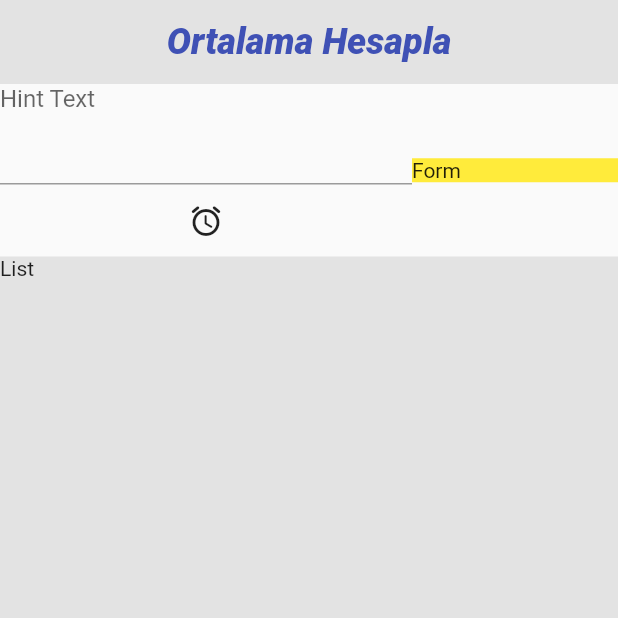
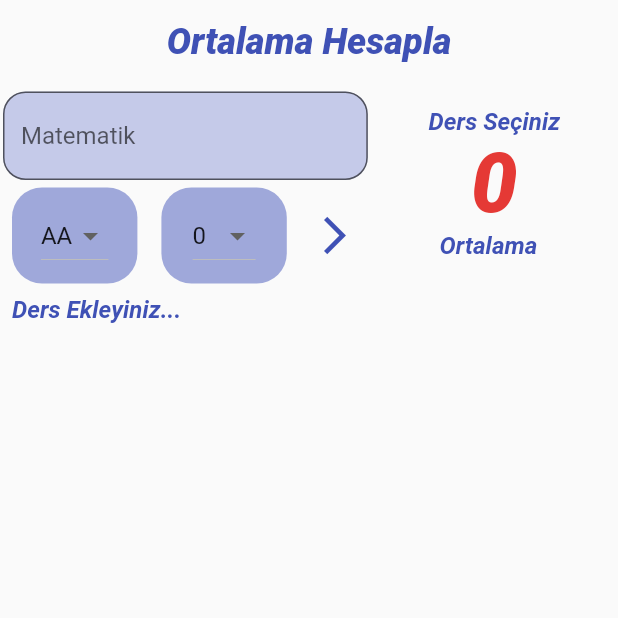
Before and after one commit to nursaharii/ortalama_hesap, a Flutter app: the screen it shows after launch, on a phone screen of 412 x 824 dp, the top half of it. Run offline on Flutter 3.47's test engine with Material 2 defaults, Android fonts, the light colour scheme and no system bars.

Commit message:
Uygulama tamamlandı. 291021

```diff
--- a/lib/contants/app_constants.dart
+++ b/lib/contants/app_constants.dart
@@ -16,4 +16,22 @@ class Sabitler {
       fontSize: 24,
       color: primaryCol,
       fontStyle: FontStyle.italic);
+  static BorderRadius border = BorderRadius.circular(15);
+
+  static final TextStyle dersStyle = TextStyle(
+      fontWeight: FontWeight.w600,
+      fontSize: 16,
+      color: primaryCol,
+      fontStyle: FontStyle.italic);
+  static final TextStyle ortalamaGecti = TextStyle(
+      overflow: TextOverflow.clip,
+      fontWeight: FontWeight.w900,
+      fontSize: 55,
+      color: Colors.green.shade900,
+      fontStyle: FontStyle.italic);
+  static final TextStyle ortalamaKaldi = TextStyle(
+      fontWeight: FontWeight.w900,
+      fontSize: 55,
+      color: Colors.red.shade600,
+      fontStyle: FontStyle.italic);
 }
--- /dev/null
+++ b/lib/helper/data_helper.dart
@@ -0,0 +1,72 @@
+import 'package:flutter/material.dart';
+import 'package:ortalama_hesap/model/ders.dart';
+
+class DataHelper {
+  static List<Ders> tumDersler = [];
+  static dersEkle(Ders ders) {
+    tumDersler.add(ders);
+  }
+
+  static List<String> _harfler() =>
+      ['AA', 'BA', 'BB', 'CB', 'CC', 'DC', 'DD', 'FF'];
+  static List<int> _tumKrediler() {
+    return List.generate(11, (index) => index).toList();
+  }
+
+  static ortalamaHesap() {
+    double toplamNot = 0;
+    double toplamKredi = 0;
+
+    for (var element in tumDersler) {
+      toplamNot = toplamNot + (element.kredi * element.puan);
+      toplamKredi += element.kredi;
+    }
+    return toplamNot / toplamKredi;
+  }
+
+  static double? _harfCevir(String harf) {
+    switch (harf) {
+      case 'AA':
+        return 4;
+
+      case 'BA':
+        return 3.5;
+
+      case 'BB':
+        return 3;
+
+      case 'CB':
+        return 2.5;
+
+      case 'CC':
+        return 2;
+
+      case 'DC':
+        return 1.5;
+
+      case 'DD':
+        return 1;
+      case 'FF':
+        return 0;
+      default:
+    }
+  }
+
+  static List<DropdownMenuItem<double>> tumDersHarfleri() {
+    return _harfler()
+        .map((e) => DropdownMenuItem(
+              child: Text(e),
+              value: _harfCevir(e),
+            ))
+        .toList();
+  }
+
+  static List<DropdownMenuItem<int>> tumKrediler() {
+    return _tumKrediler()
+        .map((e) => DropdownMenuItem(
+              child: Text('$e'),
+              value: e,
+            ))
+        .toList();
+  }
+}
--- a/lib/main.dart
+++ b/lib/main.dart
@@ -13,6 +13,7 @@ class MyApp extends StatelessWidget {
   @override
   Widget build(BuildContext context) {
     return MaterialApp(
+      debugShowCheckedModeBanner: false,
       title: 'Dinamik Ortalama Hesapla',
       theme: ThemeData(
         primarySwatch: Sabitler.primaryCol,
--- /dev/null
+++ b/lib/model/ders.dart
@@ -0,0 +1,16 @@
+class Ders {
+  final String ad;
+  final double puan;
+  final int kredi;
+  Ders({
+    required this.ad,
+    required this.puan,
+    required this.kredi,
+  });
+  @override
+  String toString() {
+    // ignore: todo
+    // TODO: implement toString
+    return '$ad , $puan , $kredi';
+  }
+}
--- /dev/null
+++ b/lib/widgets/ders_listesi.dart
@@ -0,0 +1,60 @@
+// ignore_for_file: prefer_const_constructors
+
+import 'package:flutter/material.dart';
+import 'package:ortalama_hesap/contants/app_constants.dart';
+import 'package:ortalama_hesap/helper/data_helper.dart';
+import 'package:ortalama_hesap/model/ders.dart';
+import 'dart:math' as math;
+
+class DersListesi extends StatelessWidget {
+  final Function onDismiss;
+  const DersListesi({required this.onDismiss, Key? key}) : super(key: key);
+
+  @override
+  Widget build(BuildContext context) {
+    List<Ders> tumDersler = DataHelper.tumDersler;
+    return tumDersler.isNotEmpty
+        ? ListView.builder(
+            itemCount: tumDersler.length,
+            itemBuilder: (context, index) {
+              return Dismissible(
+                key: UniqueKey(),
+                direction: DismissDirection.endToStart,
+                onDismissed: (a) {
+                  onDismiss(index);
+                },
+                child: Padding(
+                  padding: const EdgeInsets.all(8.0),
+                  child: Card(
+                    child: ListTile(
+                      title: Text(tumDersler[index].ad),
+                      leading: CircleAvatar(
+                        backgroundColor: Color.fromRGBO(
+                          math.Random().nextInt(255),
+                          math.Random().nextInt(255),
+                          math.Random().nextInt(255),
+                          0.4,
+                        ),
+                        child: Text(
+                          (tumDersler[index].kredi * tumDersler[index].puan)
+                              .toStringAsFixed(0),
+                          style: Sabitler.dersStyle,
+                        ),
+                      ),
+                      subtitle:
+                          Text('Kredi Değeri : ${tumDersler[index].kredi} '
+                              '\n'
+                              'Not Değeri : ${tumDersler[index].puan}'),
+                    ),
+                  ),
+                ),
+              );
+            })
+        : Container(
+            padding: EdgeInsets.all(8),
+            child: Text(
+              'Ders Ekleyiniz...',
+              style: Sabitler.dersStyle,
+            ));
+  }
+}
--- /dev/null
+++ b/lib/widgets/harf_sec.dart
@@ -0,0 +1,38 @@
+// ignore_for_file: prefer_const_constructors, prefer_const_constructors_in_immutables
+
+import 'package:flutter/material.dart';
+import 'package:ortalama_hesap/contants/app_constants.dart';
+import 'package:ortalama_hesap/helper/data_helper.dart';
+
+class HarfDegeri extends StatefulWidget {
+  final Function harfSecildi;
+  HarfDegeri({required this.harfSecildi, Key? key}) : super(key: key);
+
+  @override
+  _HarfDegeriState createState() => _HarfDegeriState();
+}
+
+class _HarfDegeriState extends State<HarfDegeri> {
+  double? ort = 4;
+  @override
+  Widget build(BuildContext context) {
+    return Container(
+      alignment: Alignment.center,
+      padding: EdgeInsets.all(8),
+      decoration: BoxDecoration(
+          color: Sabitler.primaryCol.shade200,
+          borderRadius: BorderRadius.circular(20)),
+      child: DropdownButton<double>(
+        value: ort,
+        onChanged: (deger) {
+          setState(() {
+            ort = deger;
+            widget.harfSecildi(ort);
+          });
+        },
+        // ignore: prefer_const_literals_to_create_immutables
+        items: DataHelper.tumDersHarfleri(),
+      ),
+    );
+  }
+}
--- /dev/null
+++ b/lib/widgets/kredi_sec.dart
@@ -0,0 +1,38 @@
+// ignore_for_file: prefer_const_constructors, prefer_const_constructors_in_immutables
+
+import 'package:flutter/material.dart';
+import 'package:ortalama_hesap/contants/app_constants.dart';
+import 'package:ortalama_hesap/helper/data_helper.dart';
+
+class KrediSec extends StatefulWidget {
+  final Function krediSecildi;
+  KrediSec({required this.krediSecildi, Key? key}) : super(key: key);
+
+  @override
+  _KrediSecState createState() => _KrediSecState();
+}
+
+class _KrediSecState extends State<KrediSec> {
+  int? kredi = 0;
+  @override
+  Widget build(BuildContext context) {
+    return Container(
+      alignment: Alignment.center,
+      padding: EdgeInsets.all(8),
+      decoration: BoxDecoration(
+          color: Sabitler.primaryCol.shade200,
+          borderRadius: BorderRadius.circular(20)),
+      child: DropdownButton<int>(
+        value: kredi,
+        onChanged: (deger) {
+          setState(() {
+            kredi = deger;
+            widget.krediSecildi(kredi);
+          });
+        },
+        // ignore: prefer_const_literals_to_create_immutables
+        items: DataHelper.tumKrediler(),
+      ),
+    );
+  }
+}
--- /dev/null
+++ b/lib/widgets/ortalama_goster.dart
@@ -0,0 +1,35 @@
+// ignore_for_file: prefer_const_literals_to_create_immutables, prefer_const_constructors
+
+import 'package:flutter/material.dart';
+import 'package:ortalama_hesap/contants/app_constants.dart';
+
+class OrtalamaGoster extends StatelessWidget {
+  final double ortalama;
+  final int dersSayisi;
+  const OrtalamaGoster(
+      {required this.ortalama, required this.dersSayisi, Key? key})
+      : super(key: key);
+
+  @override
+  Widget build(BuildContext context) {
+    return Column(
+      mainAxisAlignment: MainAxisAlignment.center,
+      crossAxisAlignment: CrossAxisAlignment.center,
+      children: [
+        Text(
+          dersSayisi > 0 ? '$dersSayisi Ders Girildi' : 'Ders Seçiniz',
+          style: Sabitler.dersStyle,
+        ),
+        Text(
+          ortalama > 0 ? ortalama.toStringAsFixed(2) : '0',
+          style:
+              ortalama >= 2.5 ? Sabitler.ortalamaGecti : Sabitler.ortalamaKaldi,
+        ),
+        Text(
+          'Ortalama  ',
+          style: Sabitler.dersStyle,
+        )
+      ],
+    );
+  }
+}
--- a/lib/widgets/ortalama_hesapla_page.dart
+++ b/lib/widgets/ortalama_hesapla_page.dart
@@ -1,6 +1,12 @@
 // ignore_for_file: prefer_const_constructors, prefer_const_constructors_in_immutables
 import 'package:flutter/material.dart';
 import 'package:ortalama_hesap/contants/app_constants.dart';
+import 'package:ortalama_hesap/helper/data_helper.dart';
+import 'package:ortalama_hesap/model/ders.dart';
+import 'package:ortalama_hesap/widgets/ders_listesi.dart';
+import 'package:ortalama_hesap/widgets/harf_sec.dart';
+import 'package:ortalama_hesap/widgets/kredi_sec.dart';
+import 'package:ortalama_hesap/widgets/ortalama_goster.dart';
 
 class OrtalamaHesaplaPage extends StatefulWidget {
   OrtalamaHesaplaPage({Key? key}) : super(key: key);
@@ -11,11 +17,16 @@ class OrtalamaHesaplaPage extends StatefulWidget {
 
 class _OrtalamaHesaplaPageState extends State<OrtalamaHesaplaPage> {
   var formKey = GlobalKey<FormState>();
+  double? ort = 4;
+  int? kredi = 0;
+  String girilenDers = '';
+
   @override
   Widget build(BuildContext context) {
     return Scaffold(
+        resizeToAvoidBottomInset: false,
         appBar: AppBar(
-          backgroundColor: Sabitler.randCol,
+          backgroundColor: Colors.transparent,
           elevation: 0,
           title: Center(
             child: Text(
@@ -31,24 +42,23 @@ class _OrtalamaHesaplaPageState extends State<OrtalamaHesaplaPage> {
             Row(
               children: [
                 Expanded(
-                  flex: 2,
-                  child: Container(
-                    child: _buildForm(),
-                  ),
+                  flex: 3,
+                  child: _buildForm(),
                 ),
                 Expanded(
-                  flex: 1,
-                  child: Container(
-                    child: Text('Form'),
-                    color: Colors.yellow,
-                  ),
+                  flex: 2,
+                  child: OrtalamaGoster(
+                      ortalama: DataHelper.ortalamaHesap(),
+                      dersSayisi: DataHelper.tumDersler.length),
                 ),
               ],
             ),
             Expanded(
-              child: Container(
-                child: Text('List'),
-                color: Sabitler.randCol,
+              child: DersListesi(
+                onDismiss: (index) {
+                  DataHelper.tumDersler.removeAt(index);
+                  setState(() {});
+                },
               ),
             )
           ],
@@ -60,15 +70,35 @@ class _OrtalamaHesaplaPageState extends State<OrtalamaHesaplaPage> {
         key: formKey,
         child: Column(
           children: [
-            _buildTextFormField(),
-            TextFormField(),
+            Padding(
+              padding: EdgeInsets.symmetric(vertical: 5, horizontal: 2),
+              child: _buildTextFormField(),
+            ),
             Row(
-              mainAxisAlignment: MainAxisAlignment.spaceAround,
+              mainAxisAlignment: MainAxisAlignment.spaceEvenly,
               children: [
+                Expanded(
+                  child: Padding(
+                      padding: EdgeInsets.symmetric(horizontal: 8),
+                      child: HarfDegeri(harfSecildi: (deger) {
+                        ort = deger;
+                      })),
+                ),
+                Expanded(
+                  child: Padding(
+                    padding: EdgeInsets.symmetric(horizontal: 8),
+                    child: KrediSec(
+                      krediSecildi: (deger) {
+                        kredi = deger;
+                      },
+                    ),
+                  ),
+                ),
                 IconButton(
-                  onPressed: () {},
-                  icon: Icon(Icons.access_alarm_rounded),
-                ),
+                    iconSize: 30,
+                    color: Sabitler.primaryCol,
+                    onPressed: _dersEkle,
+                    icon: Icon(Icons.arrow_forward_ios_sharp)),
               ],
             )
           ],
@@ -77,7 +107,35 @@ class _OrtalamaHesaplaPageState extends State<OrtalamaHesaplaPage> {
 
   _buildTextFormField() {
     return TextFormField(
-      decoration: InputDecoration.collapsed(hintText: 'Hint Text'),
+      onSaved: (deger) {
+        setState(() {
+          girilenDers = deger!;
+        });
+      },
+      validator: (s) {
+        if (s!.isEmpty) {
+          return 'ders adını giriniz';
+        } else {
+          return null;
+        }
+      },
+      decoration: InputDecoration(
+          hintText: 'Matematik',
+          border: OutlineInputBorder(borderRadius: Sabitler.border),
+          filled: true,
+          fillColor: Sabitler.primaryCol.shade100),
     );
   }
+
+  void _dersEkle() {
+    if (formKey.currentState != null) {
+      if (formKey.currentState!.validate()) {
+        formKey.currentState!.save();
+        var eklenecekDers = Ders(ad: girilenDers, puan: ort!, kredi: kredi!);
+        // ignore: avoid_print
+        DataHelper.dersEkle(eklenecekDers);
+        setState(() {});
+      }
+    }
+  }
 }
```
